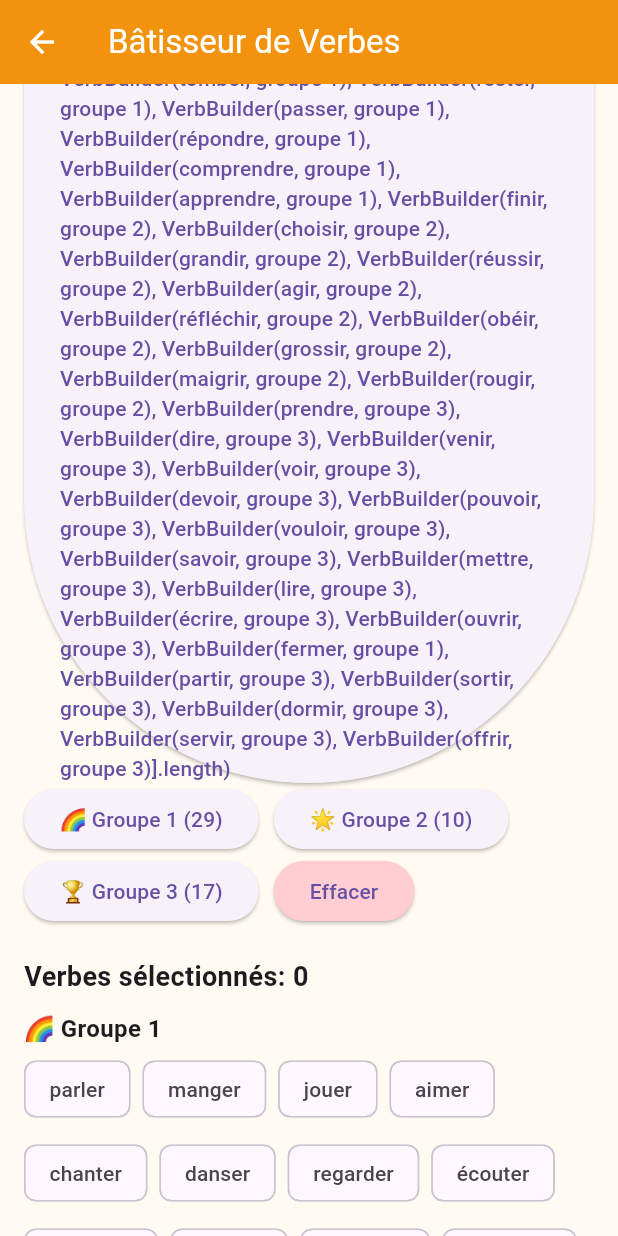
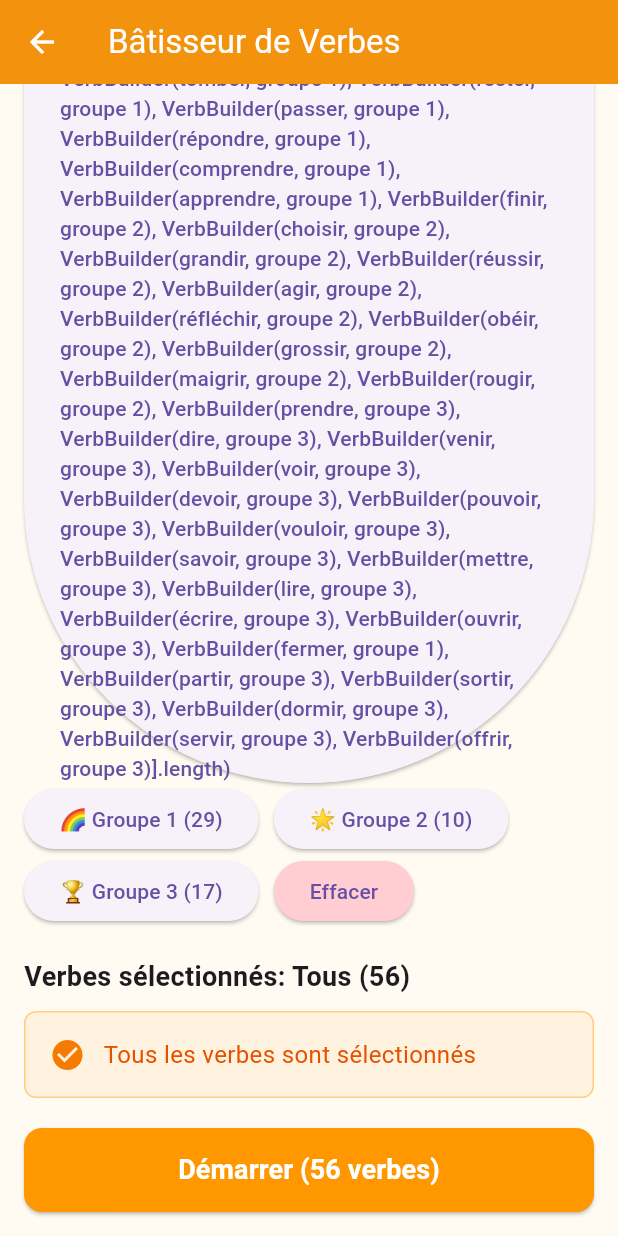
Before and after one commit to kevindjf/conjugo, a Flutter app: the VerbBuilderSetupPage screen opened directly, scrolled down 755 dp, on a phone screen of 412 x 824 dp. Run offline on Flutter 3.47's test engine with Material 3 defaults, Android fonts, the phone set to English and light mode, and no system bars; our stand-ins replace audioplayers, flutter_riverpod.

Commit message:
fix: Improve VerbBuilder game UX and trap brick generation
- Fix trap bricks to prioritize same-groupe verbs for pedagogical coherence
  (e.g., "sor" from "sortir" won't appear for "manger" anymore)
- Add default selection of all verbs when entering configuration page
- Simplify display when all verbs are selected (show "Tous" instead of listing all chips)
- Fallback to other groupes when not enough traps available in same groupe

```diff
--- a/lib/screens/verb_builder_setup_page.dart
+++ b/lib/screens/verb_builder_setup_page.dart
@@ -33,6 +33,8 @@ class _VerbBuilderSetupPageState extends ConsumerState<VerbBuilderSetupPage> {
       final verbs = await VerbBuilderRepository.loadVerbs();
       setState(() {
         _allVerbs = verbs;
+        // Sélectionner tous les verbes par défaut
+        _selectedVerbs = verbs.map((v) => v.infinitif).toSet();
         _isLoading = false;
       });
     } catch (e) {
@@ -198,7 +200,46 @@ class _VerbBuilderSetupPageState extends ConsumerState<VerbBuilderSetupPage> {
   }
 
   Widget _buildVerbsList() {
-    // Grouper les verbes par groupe
+    // Si tous les verbes sont sélectionnés, afficher un message simplifié
+    final allSelected = _selectedVerbs.length == _allVerbs.length;
+
+    if (allSelected) {
+      return Column(
+        crossAxisAlignment: CrossAxisAlignment.start,
+        children: [
+          Text(
+            'Verbes sélectionnés: Tous (${_allVerbs.length})',
+            style: const TextStyle(fontSize: 18, fontWeight: FontWeight.bold),
+          ),
+          const SizedBox(height: 10),
+          Container(
+            padding: const EdgeInsets.all(16),
+            decoration: BoxDecoration(
+              color: Colors.orange.shade50,
+              borderRadius: BorderRadius.circular(8),
+              border: Border.all(color: Colors.orange.shade200),
+            ),
+            child: Row(
+              children: [
+                Icon(Icons.check_circle, color: Colors.orange.shade700),
+                const SizedBox(width: 12),
+                Expanded(
+                  child: Text(
+                    'Tous les verbes sont sélectionnés',
+                    style: TextStyle(
+                      fontSize: 16,
+                      color: Colors.orange.shade900,
+                    ),
+                  ),
+                ),
+              ],
+            ),
+          ),
+        ],
+      );
+    }
+
+    // Sinon, afficher la liste complète par groupe
     final groupe1 = _allVerbs.where((v) => v.groupe == '1').toList();
     final groupe2 = _allVerbs.where((v) => v.groupe == '2').toList();
     final groupe3 = _allVerbs.where((v) => v.groupe == '3').toList();
```
Also changed, not shown: lib/providers/verb_builder_provider.dart (+44 -6 lines).
